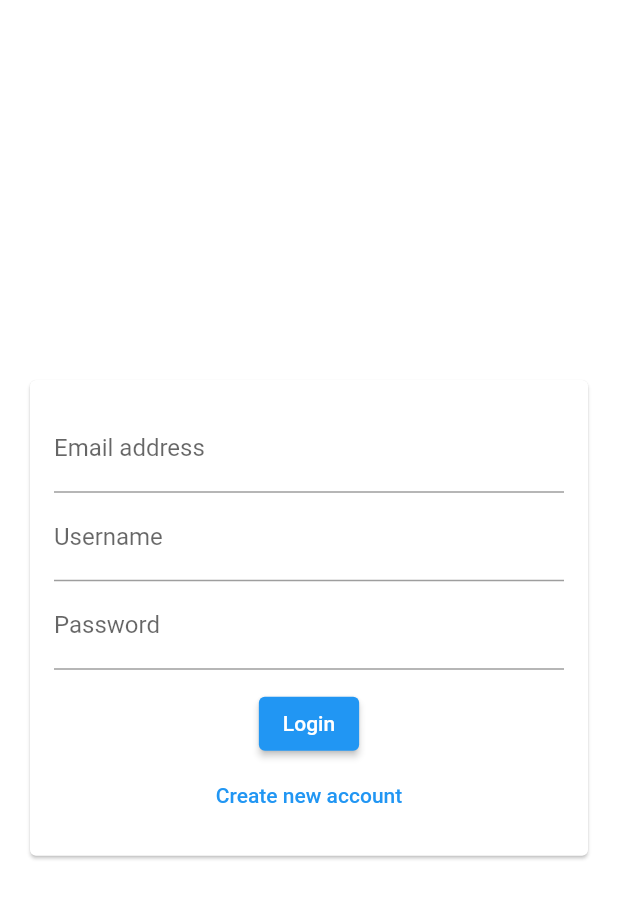
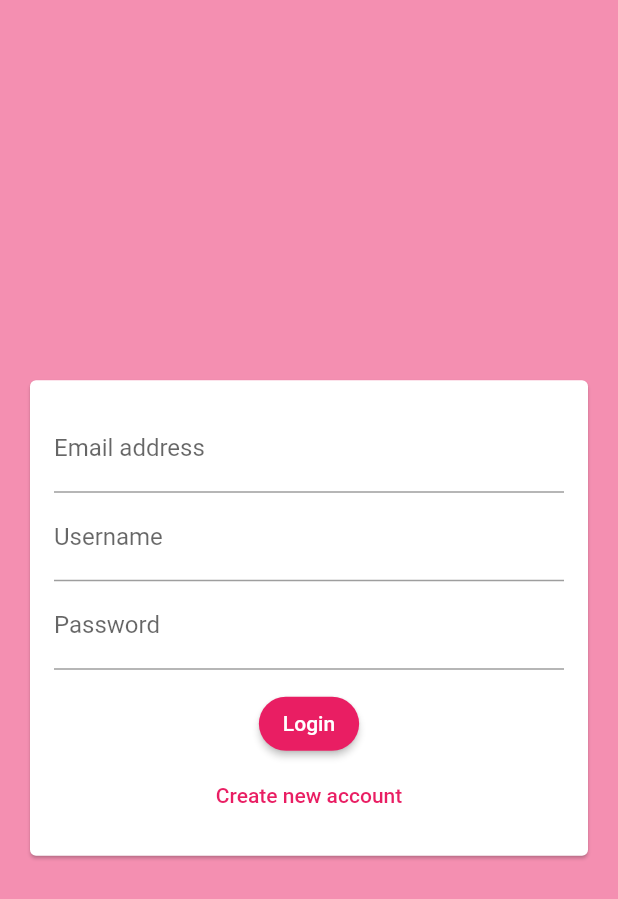
Before and after one commit to amberwilson/flutter-dart-complete-guide, a Flutter app: the screen it shows after launch, on a phone screen of 412 x 824 dp. Shown: the top 899 px of the screen. Run offline on Flutter 3.47's test engine with Material 2 defaults, Android fonts, the phone set to English and light mode, and no system bars; our stand-ins replace cloud_firestore, firebase_core; accounts and stored records are empty.

Commit message:
Theme updates

```diff
--- a/chat_app/lib/main.dart
+++ b/chat_app/lib/main.dart
@@ -1,6 +1,7 @@
-import 'package:chat_app/widgets/auth/auth_form.dart';
 import 'package:firebase_core/firebase_core.dart';
 import 'package:flutter/material.dart';
+
+import 'screens/auth_screen.dart';
 
 Future<void> main() async {
   WidgetsFlutterBinding.ensureInitialized();
@@ -19,9 +20,23 @@ class MyApp extends StatelessWidget {
     return MaterialApp(
       title: 'Flutter Chat',
       theme: ThemeData(
-        primarySwatch: Colors.blue,
+        colorScheme: ColorScheme.fromSwatch(
+          primarySwatch: Colors.pink,
+        ).copyWith(
+          secondary: Colors.purple,
+        ),
+        backgroundColor: Colors.pink,
+        elevatedButtonTheme: ElevatedButtonThemeData(
+          style: ButtonStyle(
+            shape: MaterialStateProperty.all<RoundedRectangleBorder>(
+              RoundedRectangleBorder(
+                borderRadius: BorderRadius.circular(18),
+              ),
+            ),
+          ),
+        ),
       ),
-      home: const AuthForm(),
+      home: const AuthScreen(),
     );
   }
 }
--- a/chat_app/lib/screens/auth_screen.dart
+++ b/chat_app/lib/screens/auth_screen.dart
@@ -12,7 +12,7 @@ class _AuthScreenState extends State<AuthScreen> {
   @override
   Widget build(BuildContext context) {
     return Scaffold(
-      backgroundColor: Theme.of(context).primaryColor,
+      backgroundColor: Theme.of(context).backgroundColor,
       body: AuthForm(),
     );
   }
```
